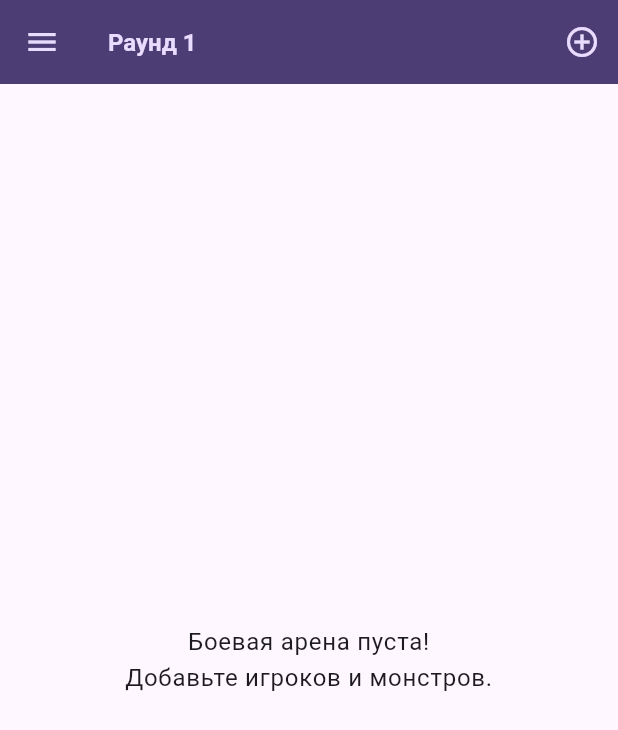
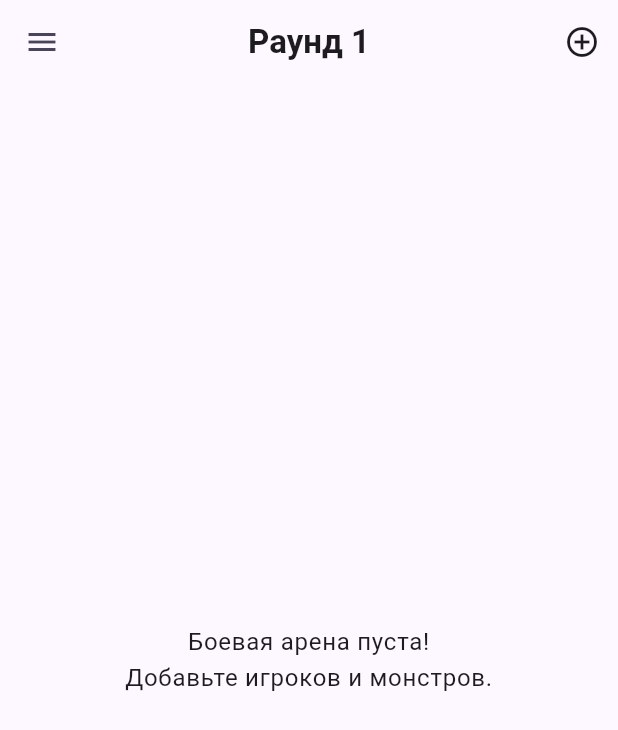
Before and after one commit to Shatey/DnD-5ed-assistant, a Flutter app: the screen it shows after launch, on a phone screen of 412 x 824 dp. Shown: the top 730 px of the screen. Run offline on Flutter 3.47's test engine with Material 3 defaults, Android fonts, the light colour scheme and no system bars; our stand-ins replace flutter_riverpod, sqflite; accounts and stored records are empty.

Commit message:
ui: clean app theme

```diff
--- a/lib/main.dart
+++ b/lib/main.dart
@@ -1,15 +1,17 @@
 import 'package:flutter/material.dart';
 import 'package:flutter_riverpod/flutter_riverpod.dart';
-// import 'package:flutter/services.dart';
 import 'package:initiative_support/screens/tabs.dart';
 
-var kColorScheme = ColorScheme.fromSeed(
-  seedColor: const Color.fromARGB(255, 96, 59, 181),
+const _lightSeedColor = Color.fromARGB(255, 96, 59, 181);
+const _darkSeedColor = Color.fromARGB(255, 5, 99, 125);
+
+final _lightColorScheme = ColorScheme.fromSeed(
+  seedColor: _lightSeedColor,
 );
 
-var kDarkColorScheme = ColorScheme.fromSeed(
+final _darkColorScheme = ColorScheme.fromSeed(
   brightness: Brightness.dark,
-  seedColor: const Color.fromARGB(255, 5, 99, 125),
+  seedColor: _darkSeedColor,
 );
 
 void main() {
@@ -18,128 +20,68 @@ void main() {
       child: DndAssistant(),
     ),
   );
-  // runApp(
-  //   MaterialApp(
-  //     darkTheme: ThemeData.dark().copyWith(
-  //       useMaterial3: true,
-  //       colorScheme: kDarkColorScheme,
-  //       cardTheme: const CardTheme().copyWith(
-  //         color: kDarkColorScheme.secondaryContainer,
-  //         margin: const EdgeInsets.symmetric(
-  //           horizontal: 16,
-  //           vertical: 8,
-  //         ),
-  //       ),
-  //       elevatedButtonTheme: ElevatedButtonThemeData(
-  //         style: ElevatedButton.styleFrom(
-  //           backgroundColor: kDarkColorScheme.primaryContainer,
-  //           foregroundColor: kDarkColorScheme.onPrimaryContainer,
-  //         ),
-  //       ),
-  //       iconButtonTheme: IconButtonThemeData(
-  //         style: IconButton.styleFrom(
-  //           foregroundColor: kDarkColorScheme.onSecondaryContainer,
-  //         ),
-  //       ),
-  //     ),
-  //     theme: ThemeData().copyWith(
-  //       useMaterial3: true,
-  //       colorScheme: kColorScheme,
-  //       appBarTheme: const AppBarTheme().copyWith(
-  //         backgroundColor: kColorScheme.onPrimaryContainer,
-  //         foregroundColor: kColorScheme.primaryContainer,
-  //       ),
-  //       cardTheme: const CardTheme().copyWith(
-  //         color: kColorScheme.secondaryContainer,
-  //         margin: const EdgeInsets.symmetric(
-  //           horizontal: 16,
-  //           vertical: 8,
-  //         ),
-  //       ),
-  //       elevatedButtonTheme: ElevatedButtonThemeData(
-  //         style: ElevatedButton.styleFrom(
-  //           backgroundColor: kColorScheme.primaryContainer,
-  //         ),
-  //       ),
-  //       iconButtonTheme: IconButtonThemeData(
-  //         style: IconButton.styleFrom(
-  //           foregroundColor: kColorScheme.onSecondaryContainer,
-  //         ),
-  //       ),
-  //       textTheme: ThemeData().textTheme.copyWith(
-  //             titleLarge: TextStyle(
-  //               fontWeight: FontWeight.bold,
-  //               color: kColorScheme.onSecondaryContainer,
-  //               fontSize: 16,
-  //             ),
-  //           ),
-  //     ),
-  //     home: const TabsScreen(),
-  //   ),
-  // );
 }
 
+/// Root application widget.
 class DndAssistant extends StatelessWidget {
-  const DndAssistant({Key? key}) : super(key: key);
+  /// Creates the DnD assistant app.
+  const DndAssistant({super.key});
 
   @override
   Widget build(BuildContext context) {
     return MaterialApp(
-      darkTheme: ThemeData.dark().copyWith(
+      debugShowCheckedModeBanner: false,
+      title: 'DnD 5e Assistant',
+      theme: _buildTheme(_lightColorScheme),
+      darkTheme: _buildTheme(_darkColorScheme),
+      home: const TabsScreen(),
+    );
+  }
+}
+
+ThemeData _buildTheme(ColorScheme colorScheme) {
+  final baseTheme = ThemeData(
     useMaterial3: true,
-        colorScheme: kDarkColorScheme,
-        cardTheme: const CardTheme().copyWith(
-          color: kDarkColorScheme.secondaryContainer,
-          margin: const EdgeInsets.symmetric(
-            horizontal: 16,
-            vertical: 8,
+    colorScheme: colorScheme,
+  );
+
+  return baseTheme.copyWith(
+    appBarTheme: AppBarTheme(
+      centerTitle: true,
+      backgroundColor: colorScheme.surface,
+      foregroundColor: colorScheme.onSurface,
+      elevation: 0,
+    ),
+    cardTheme: CardTheme(
+      color: colorScheme.secondaryContainer,
+      margin: const EdgeInsets.symmetric(horizontal: 16, vertical: 8),
+      shape: RoundedRectangleBorder(
+        borderRadius: BorderRadius.circular(18),
       ),
     ),
     elevatedButtonTheme: ElevatedButtonThemeData(
       style: ElevatedButton.styleFrom(
-            backgroundColor: kDarkColorScheme.primaryContainer,
-            foregroundColor: kDarkColorScheme.onPrimaryContainer,
+        backgroundColor: colorScheme.primaryContainer,
+        foregroundColor: colorScheme.onPrimaryContainer,
+      ),
+    ),
+    filledButtonTheme: FilledButtonThemeData(
+      style: FilledButton.styleFrom(
+        shape: RoundedRectangleBorder(
+          borderRadius: BorderRadius.circular(14),
+        ),
       ),
     ),
     iconButtonTheme: IconButtonThemeData(
       style: IconButton.styleFrom(
-            foregroundColor: kDarkColorScheme.onSecondaryContainer,
+        foregroundColor: colorScheme.onSecondaryContainer,
       ),
     ),
-      ),
-      theme: ThemeData().copyWith(
-        useMaterial3: true,
-        colorScheme: kColorScheme,
-        appBarTheme: const AppBarTheme().copyWith(
-          backgroundColor: kColorScheme.onPrimaryContainer,
-          foregroundColor: kColorScheme.primaryContainer,
-        ),
-        cardTheme: const CardTheme().copyWith(
-          color: kColorScheme.secondaryContainer,
-          margin: const EdgeInsets.symmetric(
-            horizontal: 16,
-            vertical: 8,
+    textTheme: baseTheme.textTheme.copyWith(
+      titleLarge: baseTheme.textTheme.titleLarge?.copyWith(
+        fontWeight: FontWeight.bold,
+        color: colorScheme.onSecondaryContainer,
       ),
     ),
-        elevatedButtonTheme: ElevatedButtonThemeData(
-          style: ElevatedButton.styleFrom(
-            backgroundColor: kColorScheme.primaryContainer,
-          ),
-        ),
-        iconButtonTheme: IconButtonThemeData(
-          style: IconButton.styleFrom(
-            foregroundColor: kColorScheme.onSecondaryContainer,
-          ),
-        ),
-        textTheme: ThemeData().textTheme.copyWith(
-              titleLarge: TextStyle(
-                fontWeight: FontWeight.bold,
-                color: kColorScheme.onSecondaryContainer,
-                fontSize: 16,
-              ),
-            ),
-      ),
-      home: const TabsScreen(),
   );
 }
-}
```
Lines whose indentation alone changed are shown as unchanged.
